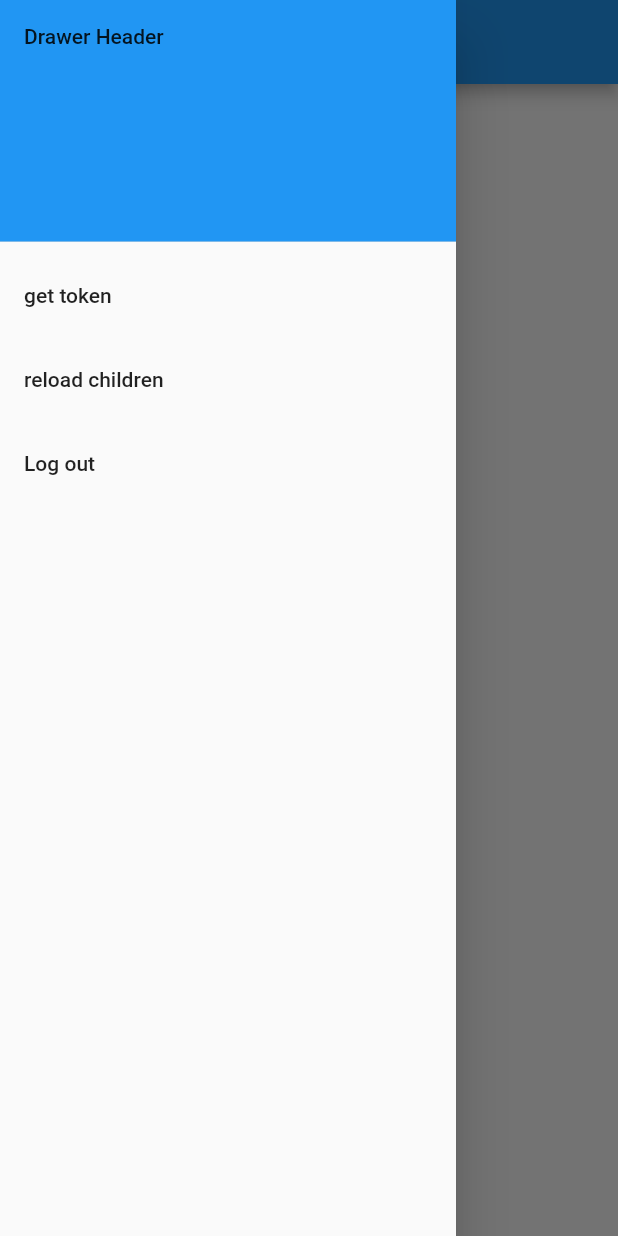
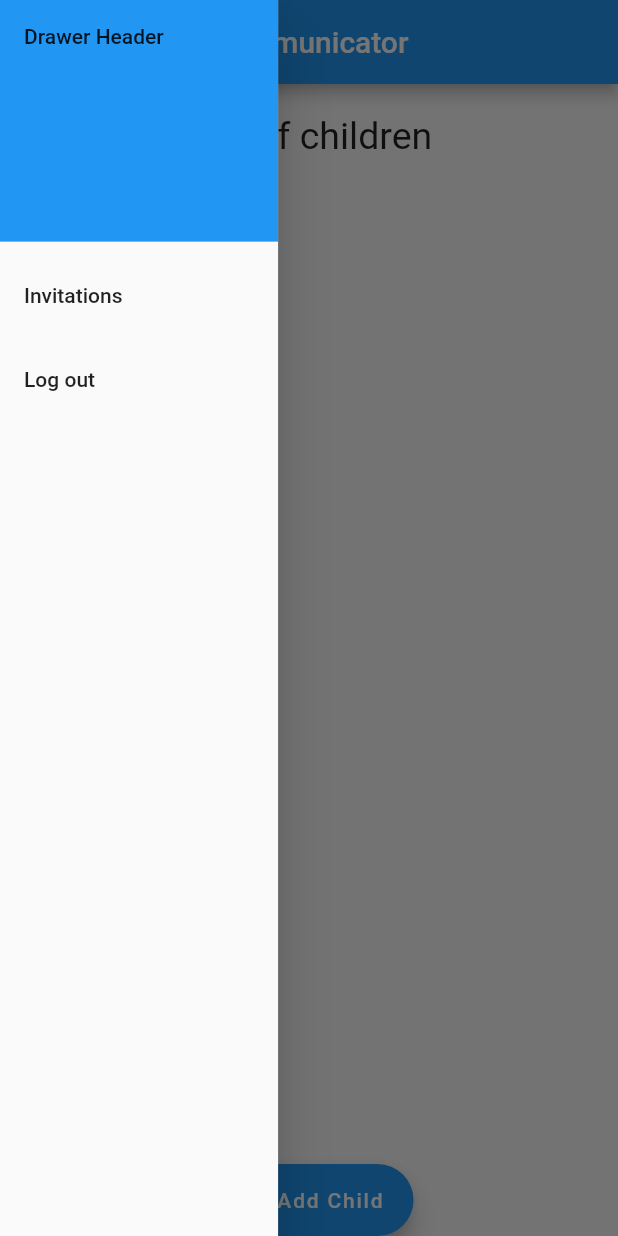
Before and after one commit to DiantCius/WorkingParentsCommunicator, a Flutter app: the HomeUnlocked screen opened directly, with the side drawer open, on a phone screen of 412 x 824 dp. Run offline on Flutter 3.47's test engine with Material 2 defaults, Android fonts, the phone set to English and light mode, and no system bars; our stand-ins replace flutter_secure_storage, get; accounts and stored records are empty; network calls fail.

Commit message:
invitations model

```diff
--- a/lib/controllers/users_controller.dart
+++ b/lib/controllers/users_controller.dart
@@ -1,7 +1,7 @@
 import 'dart:convert';
 
-import 'package:flutter_client/models/babysitter.dart';
 import 'package:flutter_client/models/error_response.dart';
+import 'package:flutter_client/models/user.dart';
 import 'package:flutter_client/models/users_response.dart';
 import 'package:get/get.dart';
 import 'package:http/http.dart' as http;
@@ -12,9 +12,9 @@ import 'auth_controller.dart';
 class UsersController extends GetxController {
   var loading = true.obs;
   var count = 0.obs;
-  var users = <Babysitter>[].obs;
-  var currentUser = Babysitter().obs;
-  var newUserList = <Babysitter>[].obs;
+  var users = <User>[].obs;
+  var currentUser = User().obs;
+  var newUserList = <User>[].obs;
   final FlutterSecureStorage storage = Get.find();
   final AuthController ac = Get.find();
 
@@ -50,7 +50,7 @@ class UsersController extends GetxController {
     }
   }
 
-  List<Babysitter> returnUsers() {
+  List<User> returnUsers() {
     return users.value;
   }
 
--- a/lib/models/users_response.dart
+++ b/lib/models/users_response.dart
@@ -1,7 +1,7 @@
-import 'package:flutter_client/models/babysitter.dart';
+import 'package:flutter_client/models/user.dart';
 
 class UsersResponse {
-  final List<Babysitter> users;
+  final List<User> users;
   final int count;
 
   UsersResponse({
@@ -13,7 +13,7 @@ class UsersResponse {
 
     var list = json['users'] as List;
     print(list.runtimeType);
-    List<Babysitter> userList = list.map((i) => Babysitter.fromJson(i)).toList();
+    List<User> userList = list.map((i) => User.fromJson(i)).toList();
 
     return UsersResponse(
       users: userList,
--- a/lib/screens/babysitters.dart
+++ b/lib/screens/babysitters.dart
@@ -27,7 +27,7 @@ class _BabysittersState extends State<Babysitters> {
     return Scaffold(
         appBar: AppBar(
           centerTitle: true,
-          title: Text("${cc.currentChild.value.name}'s"),
+          title: Text("${cc.currentChild.value.name}'s babysitters"),
         ),
         body: Obx(() {
           if (bs.loading.isTrue)
@@ -95,12 +95,12 @@ class _BabysittersState extends State<Babysitters> {
                   onPressed: () {
                    Get.toNamed('/searchBabysitters');
                   },
-                  label: Text("Add Babysitter"),
+                  label: Text("Invite Babysitter"),
                   icon: const Icon(Icons.note_add),
                   backgroundColor: Colors.blue,
                 ),
                 //Text(bs.currentBabysitter.value.username!),
-                Text(cc.currentChild.value.childId.toString()),
+                //Text(cc.currentChild.value.childId.toString()),
               ],
             );
         }));
--- a/lib/screens/home.dart
+++ b/lib/screens/home.dart
@@ -2,7 +2,6 @@ import 'package:flutter/material.dart';
 import 'package:flutter_client/controllers/auth_controller.dart';
 import 'package:flutter_client/controllers/babysitters_controller.dart';
 import 'package:flutter_client/controllers/children_controller.dart';
-import 'package:flutter_client/models/child.dart';
 import 'package:flutter_client/models/children_response.dart';
 import 'package:flutter_secure_storage/flutter_secure_storage.dart';
 import 'package:get/get.dart';
@@ -71,17 +70,10 @@ class _HomeUnlockedState extends State<HomeUnlocked> {
     cc.getChildren();
   }
 
-  @override
-  Widget build(BuildContext context) {
-    return Scaffold(
-        appBar: AppBar(
-          centerTitle: true,
-          title: Text(
-            'Communicator ',
-            textAlign: TextAlign.center,
-          ),
-        ),
-        drawer: Drawer(
+  Widget customDrawer() {
+    return Container(
+      width: MediaQuery.of(context).size.width * 0.45,
+      child: Drawer(
         child: ListView(
           padding: EdgeInsets.zero,
           children: [
@@ -92,22 +84,7 @@ class _HomeUnlockedState extends State<HomeUnlocked> {
               child: Text('Drawer Header'),
             ),
             ListTile(
-                title: const Text('get token'),
-                onTap: () {
-                  storage.read(key: 'jwt').then((value) => {
-                        if (value == null)
-                          Get.defaultDialog(middleText: 'no token')
-                        else
-                          Get.defaultDialog(middleText: value)
-                      });
-                },
-              ),
-              ListTile(
-                title: const Text('reload children'),
-                onTap: () {
-                  cc.getChildren();
-                },
-              ),
+              title: Text('Invitations')),
             ListTile(
               title: const Text('Log out'),
               onTap: () {
@@ -119,6 +96,20 @@ class _HomeUnlockedState extends State<HomeUnlocked> {
           ],
         ),
       ),
+    );
+  }
+
+  @override
+  Widget build(BuildContext context) {
+    return Scaffold(
+        appBar: AppBar(
+          centerTitle: true,
+          title: Text(
+            'Communicator ',
+            textAlign: TextAlign.center,
+          ),
+        ),
+        drawer: customDrawer(),
         body: Obx(() {
           if (cc.loading.isTrue)
             return CircularProgressIndicator();
--- a/lib/screens/login.dart
+++ b/lib/screens/login.dart
@@ -1,6 +1,5 @@
 import 'package:flutter/material.dart';
 import 'package:flutter_client/controllers/auth_controller.dart';
-import 'package:flutter_client/controllers/children_controller.dart';
 import 'package:flutter_client/models/auth_response.dart';
 import 'package:get/get.dart';
 
@@ -61,7 +60,7 @@ class _LoginState extends State<Login> {
                     hintText: 'Enter secure password'),
               ),
             ),
-            TextButton(
+            /*TextButton(
               onPressed: () {
                 //TODO FORGOT PASSWORD SCREEN GOES HERE
               },
@@ -69,7 +68,8 @@ class _LoginState extends State<Login> {
                 'Forgot Password',
                 style: TextStyle(color: Colors.blue, fontSize: 15),
               ),
-            ),
+            ),*/
+            Container(height: 20,),
             Container(
               height: 50,
               width: 250,
```
Also changed, not shown: lib/models/user.dart (added, +19 -0 lines), lib/screens/activities.dart (+2 -11 lines), lib/screens/search_babysitters.dart (+10 -46 lines). Lines whose indentation alone changed are shown as unchanged.
